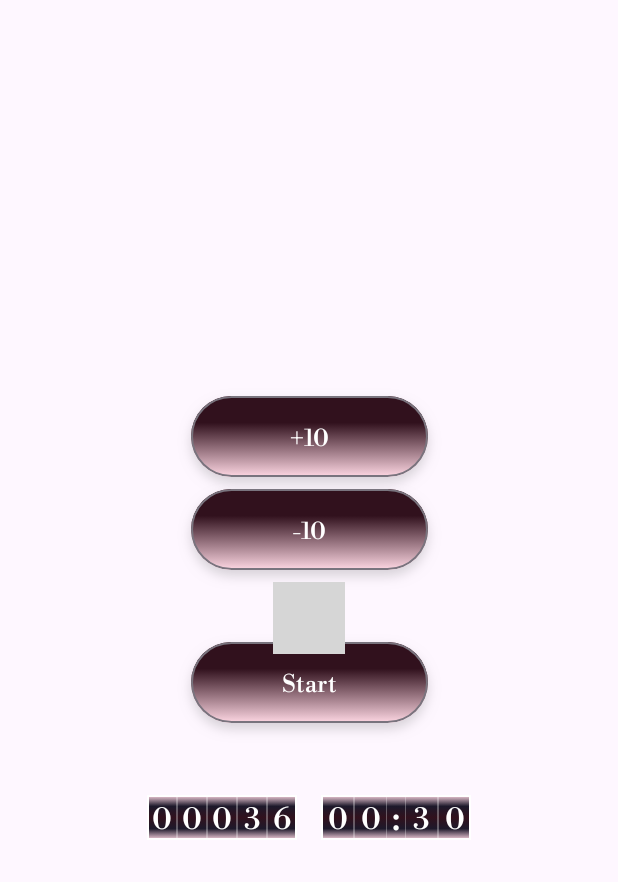
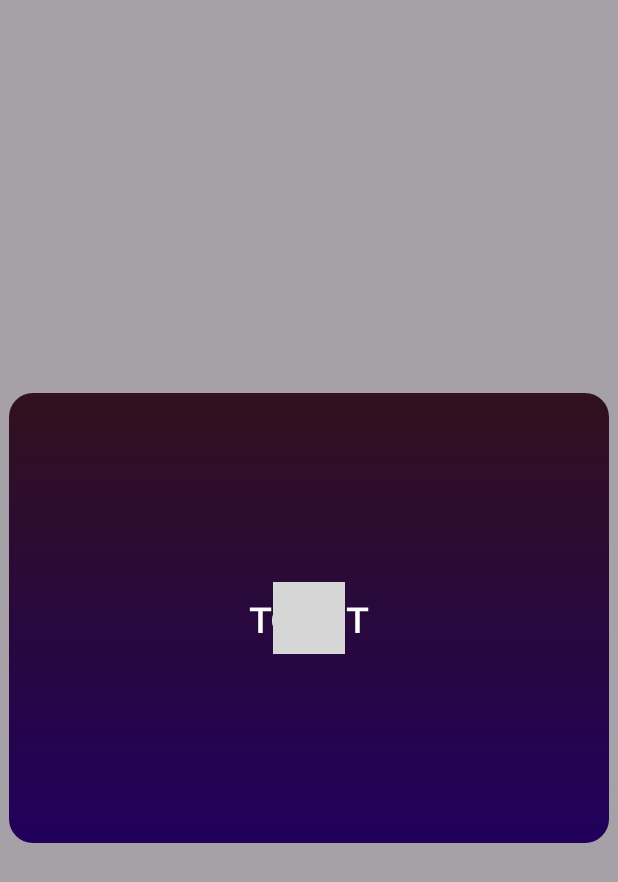
Before and after one commit to bogdan801/RomanConverter, an Android app built with Jetpack Compose: the composable QuizScreen shown on its own in the app's theme, after a tap on "+10", on a phone screen of 412 x 824 dp. Shown: the top 882 px of the screen. Run offline under Robolectric (Android 15) with nearby library versions, the phone set to English and light mode, and no system bars; our stand-ins replace Dagger/Hilt's generated code; libraries missing offline, so code that uses them is left out: com.bogdan801.util_library; 5 statements that could not run were skipped; grey boxes are pictures that could not be loaded.

Commit message:
Started working on dialog boxes

```diff
--- a/app/build.gradle
+++ b/app/build.gradle
@@ -94,7 +94,6 @@ dependencies {
     implementation "androidx.lifecycle:lifecycle-viewmodel-compose:$viewmodel_version"
     implementation "androidx.lifecycle:lifecycle-runtime-compose:2.7.0"
 
-
     //icons
     implementation "androidx.compose.material:material-icons-extended"
 }
--- a/app/src/main/java/com/bogdan801/romanconverter/presentation/components/Counter.kt
+++ b/app/src/main/java/com/bogdan801/romanconverter/presentation/components/Counter.kt
@@ -10,7 +10,6 @@ import androidx.compose.animation.togetherWith
 import androidx.compose.foundation.background
 import androidx.compose.foundation.border
 import androidx.compose.foundation.layout.Box
-import androidx.compose.foundation.layout.Column
 import androidx.compose.foundation.layout.Row
 import androidx.compose.foundation.layout.fillMaxHeight
 import androidx.compose.foundation.layout.fillMaxSize
--- /dev/null
+++ b/app/src/main/java/com/bogdan801/romanconverter/presentation/components/DialogBox.kt
@@ -0,0 +1,43 @@
+package com.bogdan801.romanconverter.presentation.components
+
+import androidx.compose.foundation.background
+import androidx.compose.foundation.layout.Box
+import androidx.compose.foundation.layout.BoxScope
+import androidx.compose.foundation.shape.RoundedCornerShape
+import androidx.compose.runtime.Composable
+import androidx.compose.ui.Alignment
+import androidx.compose.ui.Modifier
+import androidx.compose.ui.draw.clip
+import androidx.compose.ui.platform.LocalView
+import androidx.compose.ui.unit.dp
+import androidx.compose.ui.window.Dialog
+import androidx.compose.ui.window.DialogProperties
+import androidx.compose.ui.window.DialogWindowProvider
+import com.bogdan801.romanconverter.presentation.theme.dialogBoxGradientBrush
+
+@Composable
+fun BaseDialogBox(
+    modifier: Modifier = Modifier,
+    show: Boolean = false,
+    onDismiss: () -> Unit = {},
+    content: @Composable BoxScope.() -> Unit = {}
+) {
+    if(show){
+        Dialog(
+            properties = DialogProperties(
+                usePlatformDefaultWidth = false
+            ),
+            onDismissRequest = onDismiss
+        ) {
+            (LocalView.current.parent as DialogWindowProvider).window.setDimAmount(0.35f)
+            Box(
+                modifier = modifier
+                    .clip(RoundedCornerShape(16.dp))
+                    .background(dialogBoxGradientBrush()),
+                contentAlignment = Alignment.Center
+            ){
+                content(this)
+            }
+        }
+    }
+}
--- a/app/src/main/java/com/bogdan801/romanconverter/presentation/screens/quiz/QuizScreen.kt
+++ b/app/src/main/java/com/bogdan801/romanconverter/presentation/screens/quiz/QuizScreen.kt
@@ -1,19 +1,11 @@
 package com.bogdan801.romanconverter.presentation.screens.quiz
 
-import androidx.compose.animation.core.LinearEasing
-import androidx.compose.animation.core.animateIntAsState
-import androidx.compose.animation.core.tween
-import androidx.compose.foundation.background
-import androidx.compose.foundation.border
 import androidx.compose.foundation.layout.Arrangement
-import androidx.compose.foundation.layout.Box
 import androidx.compose.foundation.layout.Column
 import androidx.compose.foundation.layout.Row
 import androidx.compose.foundation.layout.Spacer
-import androidx.compose.foundation.layout.fillMaxHeight
 import androidx.compose.foundation.layout.fillMaxSize
 import androidx.compose.foundation.layout.height
-import androidx.compose.foundation.layout.padding
 import androidx.compose.foundation.layout.size
 import androidx.compose.foundation.layout.width
 import androidx.compose.material3.MaterialTheme
@@ -27,14 +19,12 @@ import androidx.compose.runtime.remember
 import androidx.compose.runtime.setValue
 import androidx.compose.ui.Alignment
 import androidx.compose.ui.Modifier
-import androidx.compose.ui.graphics.Color
 import androidx.compose.ui.unit.dp
-import androidx.compose.ui.unit.sp
 import androidx.hilt.navigation.compose.hiltViewModel
 import androidx.lifecycle.compose.collectAsStateWithLifecycle
 import androidx.navigation.NavHostController
 import com.bogdan801.romanconverter.presentation.components.ActionButton
-import com.bogdan801.romanconverter.presentation.components.CounterCell
+import com.bogdan801.romanconverter.presentation.components.BaseDialogBox
 import com.bogdan801.romanconverter.presentation.components.TimeCounter
 import com.bogdan801.romanconverter.presentation.components.ValueCounter
 import com.bogdan801.romanconverter.presentation.screens.home.HomeViewModel
@@ -58,9 +48,8 @@ fun QuizScreen(
 
 
         var value by remember { mutableIntStateOf(20) }
-        var valueCounter by remember { mutableIntStateOf(20) }
-        var valueCounterPrev by remember { mutableIntStateOf(20) }
         var started by remember { mutableStateOf(false) }
+        var show by remember { mutableStateOf(false) }
         LaunchedEffect(key1 = started) {
             if(started){
                 while(value > 0){
@@ -70,21 +59,23 @@ fun QuizScreen(
                 if(value == 0) started = false
             }
         }
+        Row {
             ActionButton(
                 label = "+10",
                 onClick = {
                     value += 10
-                valueCounterPrev = valueCounter
-                valueCounter += Random.nextInt(0, 30)
+                    show = !show
                 }
             )
-        Spacer(modifier = Modifier.height(8.dp))
+            Spacer(modifier = Modifier.width(8.dp))
             ActionButton(
                 label = "-10",
                 onClick = {
                     value -= 10
                 }
             )
+        }
+
         Spacer(modifier = Modifier.height(48.dp))
         ActionButton(
             label = if(!started) "Start" else "Stop",
@@ -93,20 +84,22 @@ fun QuizScreen(
             }
         )
         Spacer(modifier = Modifier.height(48.dp))
-        Row {
-            ValueCounter(
-                modifier = Modifier.size(100.dp, 30.dp),
-                value = valueCounter,
-                prevValue = valueCounterPrev
-            )
-
-            Spacer(modifier = Modifier.width(16.dp))
-
         TimeCounter(
             modifier = Modifier.size(100.dp, 30.dp),
             value = value
         )
+        BaseDialogBox(
+            modifier = Modifier.size(400.dp, 300.dp),
+            show = show,
+            onDismiss = {
+                show = false
             }
+        ){
+            Text(text = "текст", style = MaterialTheme.typography.displaySmall, color = MaterialTheme.colorScheme.onTertiary)
+        }
+
+
+
 
         /*ActionButton(
             label = "Move",
--- a/app/src/main/java/com/bogdan801/romanconverter/presentation/theme/Theme.kt
+++ b/app/src/main/java/com/bogdan801/romanconverter/presentation/theme/Theme.kt
@@ -169,6 +169,20 @@ fun counterGradientBrush(): Brush {
 }
 
 @Composable
+fun dialogBoxGradientBrush(): Brush {
+    val onTertiaryContainer = MaterialTheme.colorScheme.onTertiaryContainer
+    val onPrimaryContainer = MaterialTheme.colorScheme.onPrimaryContainer
+    return remember(onPrimaryContainer, onTertiaryContainer) {
+        Brush.verticalGradient(
+            colors = listOf(
+                onTertiaryContainer,
+                onPrimaryContainer
+            )
+        )
+    }
+}
+
+@Composable
 fun RomanCalculatorTheme(
     darkTheme: Boolean = isSystemInDarkTheme(),
     content: @Composable () -> Unit
```
Lines whose indentation alone changed are shown as unchanged.
